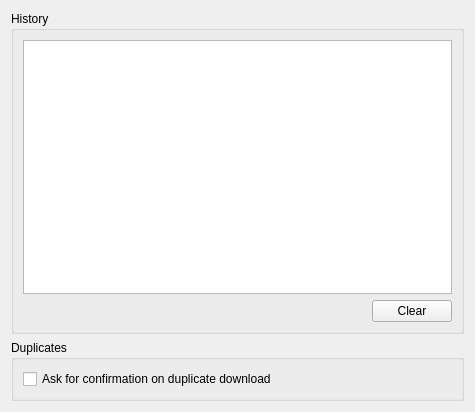
Qt form app/gui/historydb.ui (ensisoft/newsflash-plus) before a commit.
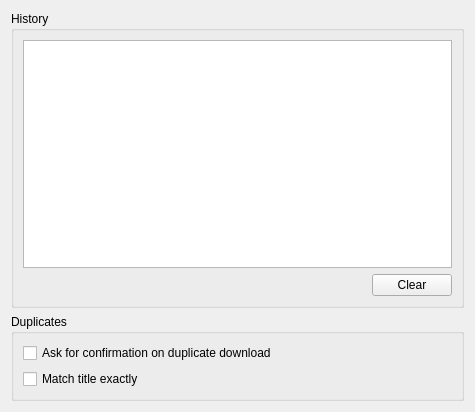
The same form after that commit.

Diff of the .ui file:
```diff
--- a/app/gui/historydb.ui
+++ b/app/gui/historydb.ui
@@ -82,6 +82,13 @@
         </property>
        </widget>
       </item>
+      <item>
+       <widget class="QCheckBox" name="chkExact">
+        <property name="text">
+         <string>Match title exactly</string>
+        </property>
+       </widget>
+      </item>
      </layout>
     </widget>
    </item>
```
Left out of the diff: 6 changed lines with no effect on the pictures.
